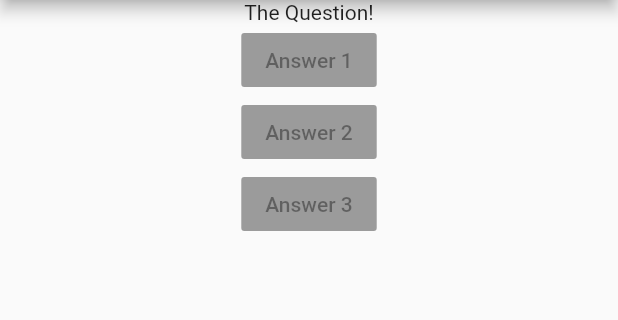
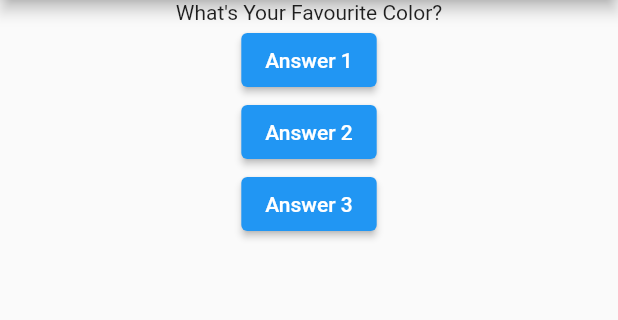
Before and after one commit to emondd4/Flutter-Tutorials, a Flutter app: the screen it shows after launch, on a phone screen of 412 x 824 dp, the part 84-404 px from its top. Run offline on Flutter 3.47's test engine with Material 2 defaults, Android fonts, the phone set to English and light mode, and no system bars; our stand-ins replace google_fonts, math_expressions, webview_flutter.

Commit message:
"12.09 PM 15/06/2021"

```diff
--- a/quiz_application/lib/main.dart
+++ b/quiz_application/lib/main.dart
@@ -8,11 +8,22 @@ import 'package:flutter/material.dart';
 void main() => runApp(MyApp());
 
 class MyApp extends StatelessWidget {
-  // This widget is the root of your application.
+
+  var questions = ["What's Your Favourite Color?","What's Your Favourite Game?", "What's Your Favourite Porn Site?"];
+
+  void onButtonPressed(){
+    print("Clicked");
+  }
+
+  void onLongButtonPressed(){
+    print("Long Press Clicked");
+  }
+
   @override
   Widget build(BuildContext context) {
     return MaterialApp(
       title: 'Flutter Demo',
+      debugShowCheckedModeBanner: false,
       theme: ThemeData(
         primarySwatch: Colors.blue,
       ),
@@ -27,10 +38,13 @@ class MyApp extends StatelessWidget {
         ),
         body: Column(children: [
           Align(alignment: Alignment(0.0,-50.0),),
-          Text("The Question!"),
-          RaisedButton(child: Text("Answer 1"), onPressed: null,),
-          RaisedButton(child: Text("Answer 2"), onPressed: null,),
-          RaisedButton(child: Text("Answer 3"), onPressed: null,),
+          Text(questions.elementAt(0)),
+          ElevatedButton(child: Text("Answer 1"), onPressed: onButtonPressed, onLongPress: onLongButtonPressed,),
+          ElevatedButton(child: Text("Answer 2"), onPressed: () => print("Second Button Pressed")),
+          ElevatedButton(child: Text("Answer 3"), onPressed: () {
+            //////
+            print("Third Button Pressed");
+          }, onLongPress: onLongButtonPressed,),
         ],),
       ),
     );
```
